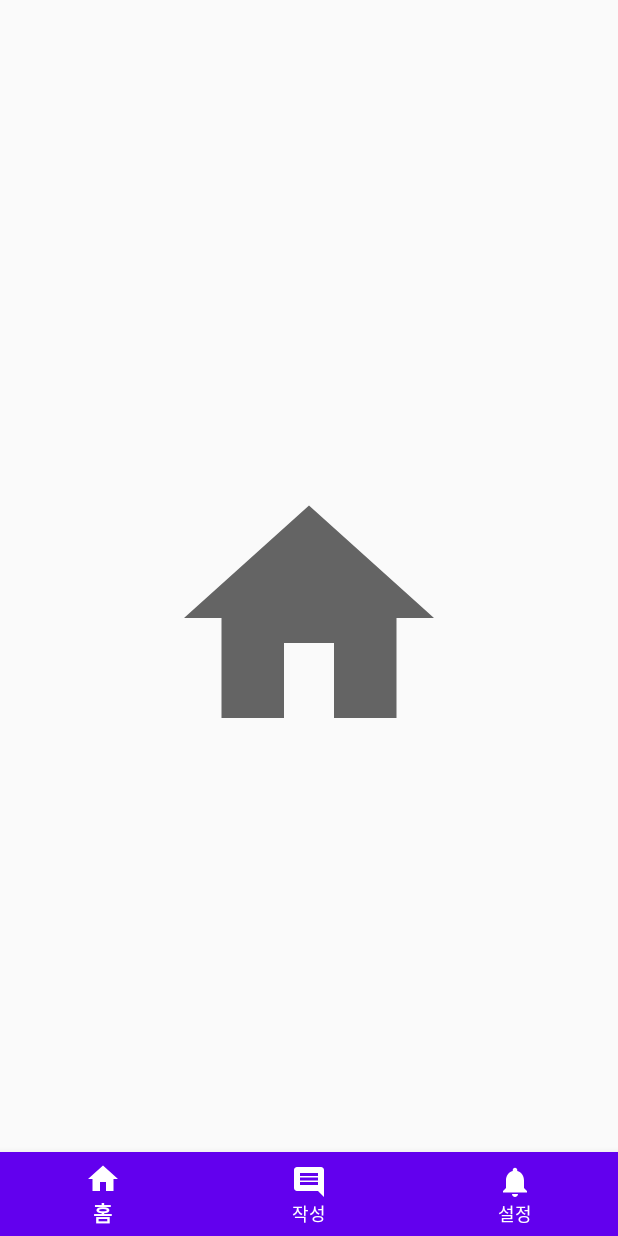
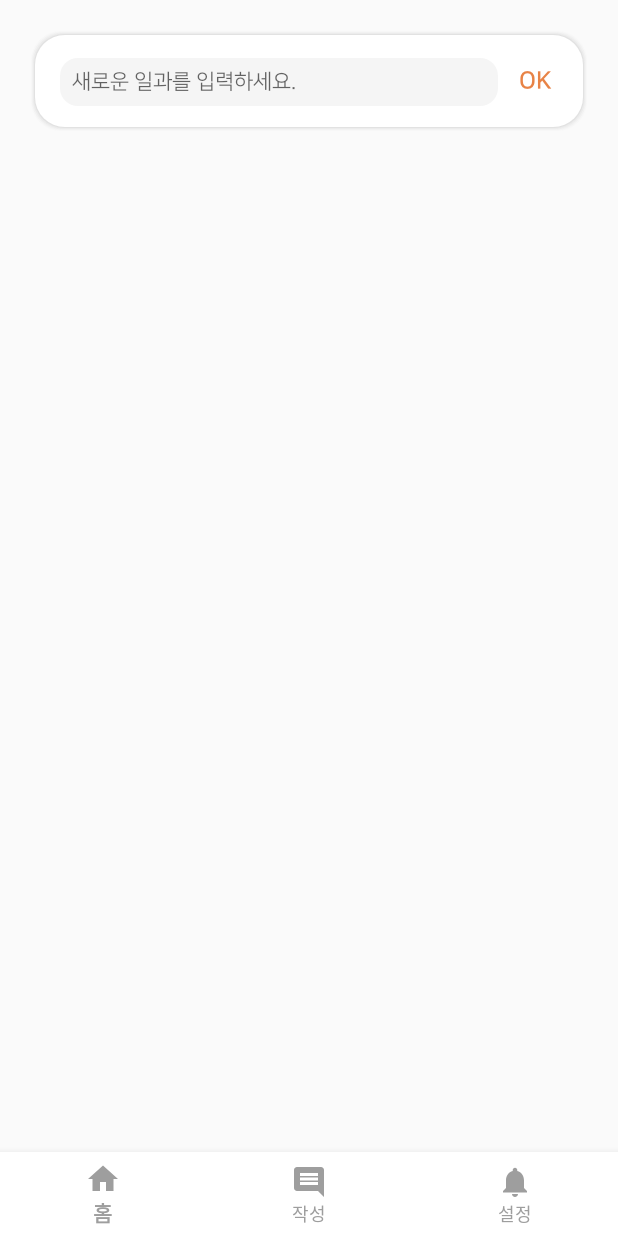
Before and after one commit to Eogeum/ONEUL, an Android app: the screen it shows after launch (MainActivity), on a phone screen of 412 x 824 dp. Run offline under Robolectric (Android 15) with nearby library versions, the phone set to English and light mode, and no system bars.

Commit message:
Add TodayBox  & NanumSquare Font

```diff
--- /dev/null
+++ b/app/src/main/res/drawable/home_et.xml
@@ -0,0 +1,9 @@
+<?xml version="1.0" encoding="utf-8"?>
+<shape xmlns:android="http://schemas.android.com/apk/res/android"
+    android:padding="10dp"
+    android:shape="rectangle">
+
+    <solid android:color="@color/lightGray" />
+    <corners android:radius="12dp" />
+
+</shape>
--- /dev/null
+++ b/app/src/main/res/drawable/home_ll.xml
@@ -0,0 +1,80 @@
+<?xml version="1.0" encoding="utf-8"?>
+<layer-list xmlns:android="http://schemas.android.com/apk/res/android">
+
+    <!-- Drop Shadow Stack -->
+    <item>
+        <shape>
+            <padding
+                android:bottom="1dp"
+                android:left="1dp"
+                android:right="1dp"
+                android:top="1dp" />
+
+            <solid android:color="#00CCCCCC" />
+
+            <corners android:radius="20dp" />
+        </shape>
+    </item>
+    <item>
+        <shape>
+            <padding
+                android:bottom="1dp"
+                android:left="1dp"
+                android:right="1dp"
+                android:top="1dp" />
+
+            <solid android:color="#10CCCCCC" />
+
+            <corners android:radius="20dp" />
+        </shape>
+    </item>
+    <item>
+        <shape>
+            <padding
+                android:bottom="1dp"
+                android:left="1dp"
+                android:right="1dp"
+                android:top="1dp" />
+
+            <solid android:color="#20CCCCCC" />
+
+            <corners android:radius="20dp" />
+        </shape>
+    </item>
+    <item>
+        <shape>
+            <padding
+                android:bottom="1dp"
+                android:left="1dp"
+                android:right="1dp"
+                android:top="1dp" />
+
+            <solid android:color="#30CCCCCC" />
+
+            <corners android:radius="20dp" />
+        </shape>
+    </item>
+    <item>
+        <shape>
+            <padding
+                android:bottom="1dp"
+                android:left="1dp"
+                android:right="1dp"
+                android:top="1dp" />
+
+            <solid android:color="#50CCCCCC" />
+
+            <corners android:radius="20dp" />
+        </shape>
+    </item>
+
+    <!-- Background -->
+    <item>
+        <shape>
+            <solid android:color="@android:color/white" />
+
+            <corners android:radius="20dp" />
+        </shape>
+    </item>
+
+</layer-list>
--- /dev/null
+++ b/app/src/main/res/font/font.xml
@@ -0,0 +1,13 @@
+<?xml version="1.0" encoding="utf-8"?>
+<font-family xmlns:android="http://schemas.android.com/apk/res/android">
+    <font
+        android:font="@font/nanum_square_r"
+        android:fontStyle="normal"
+        android:fontWeight="400" />
+
+    <font
+        android:font="@font/nanum_square_b"
+        android:fontStyle="normal"
+        android:fontWeight="400" />
+
+</font-family>
--- a/app/src/main/res/layout/activity_main.xml
+++ b/app/src/main/res/layout/activity_main.xml
@@ -16,10 +16,11 @@
             android:layout_width="match_parent"
             android:layout_height="wrap_content"
             android:layout_gravity="bottom"
-            android:background="@color/colorPrimary"
-            app:itemIconTint="#FFFFFF"
-            app:itemTextColor="#FFFFFF"
+            android:background="@color/white"
+            app:itemIconTint="@color/gray"
+            app:itemTextColor="@color/gray"
             app:menu="@menu/bot_menu" />
+        <!--        todo 위에 친구 누르면고 선택되면 메인컬러로 변경되도록 해야 함-->
     </FrameLayout>
 
 </androidx.constraintlayout.widget.ConstraintLayout>
--- a/app/src/main/res/layout/fragment_home.xml
+++ b/app/src/main/res/layout/fragment_home.xml
@@ -5,10 +5,49 @@
     android:layout_height="match_parent"
     tools:context=".fragment.HomeFragment">
 
-    <ImageView
-        android:id="@+id/imageView"
-        android:layout_width="200dp"
-        android:layout_height="200dp"
-        android:layout_gravity="center"
-        android:src="@drawable/ic_home1" />
+    <ScrollView
+        android:layout_width="match_parent"
+        android:layout_height="match_parent">
+
+        <LinearLayout
+            android:layout_width="match_parent"
+            android:layout_height="match_parent"
+            android:orientation="vertical">
+
+            <LinearLayout
+                android:id="@+id/ll_todayBox"
+                android:layout_width="match_parent"
+                android:layout_height="wrap_content"
+                android:layout_margin="20dp"
+                android:background="@drawable/home_ll"
+                android:orientation="horizontal"
+                android:padding="10dp">
+
+                <EditText
+                    android:layout_width="wrap_content"
+                    android:layout_height="wrap_content"
+                    android:layout_marginLeft="10dp"
+                    android:layout_weight="1"
+                    android:background="@drawable/home_et"
+                    android:fontFamily="@font/nanum_square_r"
+                    android:hint="새로운 일과를 입력하세요."
+                    android:padding="8dp"
+                    android:textSize="14sp" />
+
+                <Button
+                    style="?android:attr/borderlessButtonStyle"
+                    android:layout_width="50dp"
+                    android:layout_height="wrap_content"
+                    android:background="@color/white"
+                    android:fontFamily="@font/nanum_square_b"
+                    android:text="OK"
+                    android:textColor="@color/mainColor"
+                    android:textSize="16sp" />
+
+                <!--                    todo  여기  추가된 일과들 표시할 틀 만들어야 함-->
+            </LinearLayout>
+
+
+        </LinearLayout>
+    </ScrollView>
 </FrameLayout>
--- a/app/src/main/res/values/colors.xml
+++ b/app/src/main/res/values/colors.xml
@@ -1,6 +1,7 @@
 <?xml version="1.0" encoding="utf-8"?>
 <resources>
-    <color name="colorPrimary">#6200EE</color>
-    <color name="colorPrimaryDark">#3700B3</color>
-    <color name="colorAccent">#03DAC5</color>
+    <color name="mainColor">#E88346</color>
+    <color name="white">#FFFFFF</color>
+    <color name="gray">#9E9E9E</color>
+    <color name="lightGray">#F5F5F5</color>
 </resources>
--- a/app/src/main/res/values/strings.xml
+++ b/app/src/main/res/values/strings.xml
@@ -1,3 +1,4 @@
 <resources>
     <string name="app_name">ONEUL</string>
+
 </resources>
--- a/app/src/main/res/values/styles.xml
+++ b/app/src/main/res/values/styles.xml
@@ -2,9 +2,9 @@
     <!-- Base application theme. -->
     <style name="AppTheme" parent="Theme.AppCompat.Light.DarkActionBar">
         <!-- Customize your theme here. -->
-        <item name="colorPrimary">@color/colorPrimary</item>
-        <item name="colorPrimaryDark">@color/colorPrimaryDark</item>
-        <item name="colorAccent">@color/colorAccent</item>
+<!--        <item name="colorPrimary">@color/colorPrimary</item>-->
+<!--        <item name="colorPrimaryDark">@color/colorPrimaryDark</item>-->
+<!--        <item name="colorAccent">@color/colorAccent</item>-->
 
 <!--        타이틀 바 제거-->
         <item name="windowActionBar">false</item>
```
Also changed, not shown: app/src/main/res/drawable/ic_launcher_foreground.xml (renamed from app/src/main/res/drawable-v24/ic_launcher_foreground.xml), app/src/main/res/font/nanum_square_b.otf (added), app/src/main/res/font/nanum_square_eb.otf (added), app/src/main/res/font/nanum_square_l.otf (added), app/src/main/res/font/nanum_square_otf_acb.otf (added), app/src/main/res/font/nanum_square_otf_aceb.otf (added), app/src/main/res/font/nanum_square_otf_acl.otf (added), app/src/main/res/font/nanum_square_otf_acr.otf (added), app/src/main/res/font/nanum_square_r.otf (added).
